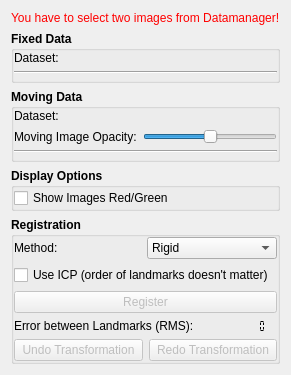
Old version of the form Modules/Bundles/org.mitk.gui.qt.pointbasedregistration/src/internal/QmitkPointBasedRegistrationViewControls.ui in the repository MITK/MITK.
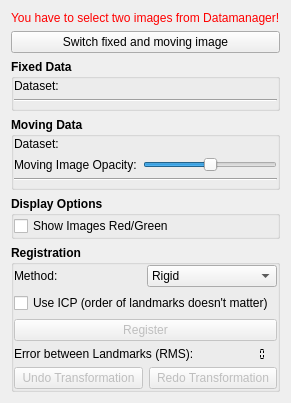
New version of the form. Icons and pictures are not drawn. Custom widgets are drawn as their Qt base class.

Commit message: FIX (#3060): Images can be switched between fixed and moving by a button. Fixed image always has an opacity of 0.5 to ensure visibility of moving image even when it has a lower layer.

```diff
--- a/Modules/Bundles/org.mitk.gui.qt.pointbasedregistration/src/internal/QmitkPointBasedRegistrationViewControls.ui
+++ b/Modules/Bundles/org.mitk.gui.qt.pointbasedregistration/src/internal/QmitkPointBasedRegistrationViewControls.ui
@@ -70,6 +70,13 @@
      </property>
     </widget>
    </item>
+   <item>
+    <widget class="QPushButton" name="m_SwitchImages">
+     <property name="text">
+      <string>Switch fixed and moving image</string>
+     </property>
+    </widget>
+   </item>
    <item>
     <widget class="QGroupBox" name="m_FixedData">
      <property name="sizePolicy">
```
Left out of the diff: 4 changed lines with no effect on the pictures. The commit also changes 8 other files.
